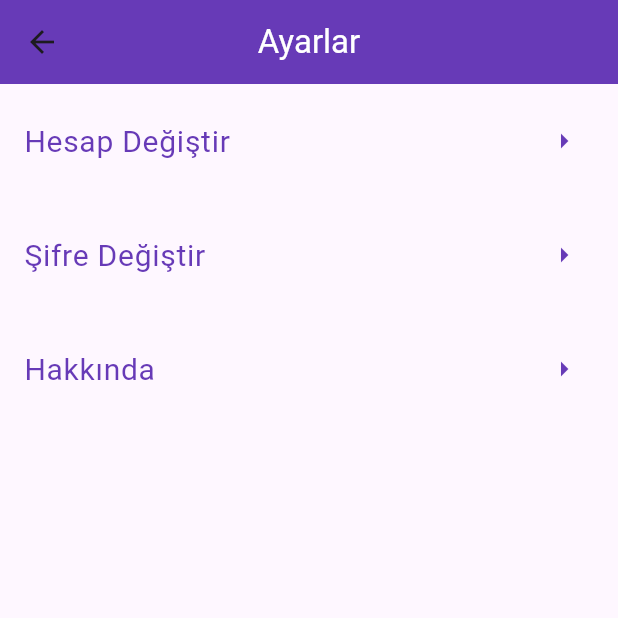
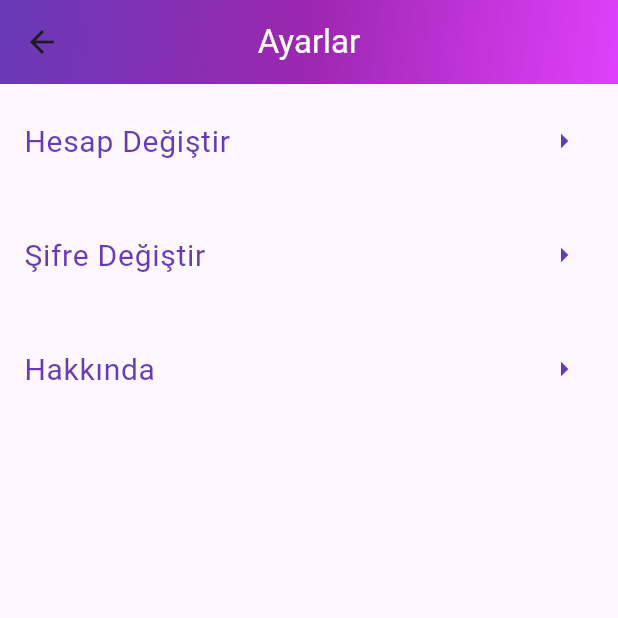
Before and after one commit to Beytullahglc/toptanc-stok-takip-uygulamas-, a Flutter app: the Ayarlar screen opened directly, on a phone screen of 412 x 824 dp, the top half of it. Run offline on Flutter 3.47's test engine with Material 3 defaults, Android fonts, the phone set to English and light mode, and no system bars; our stand-ins replace firebase_auth, firebase_core, firebase_database; accounts and stored records are empty.

Commit message:
appbar tasarımında değişiklik yapıldı

```diff
--- a/toptanci_stok_takip_app/lib/Ayarlar.dart
+++ b/toptanci_stok_takip_app/lib/Ayarlar.dart
@@ -27,7 +27,15 @@ class _AyarlarState extends State<Ayarlar> {
     return Scaffold(
       appBar: AppBar(
         title: Text("Ayarlar",style: TextStyle(color: Colors.white),),
-        backgroundColor: Colors.deepPurple,
+        flexibleSpace: Container(
+          decoration: BoxDecoration(
+            gradient: LinearGradient(
+              colors: [Colors.deepPurple, Colors.purple ,Colors.purpleAccent], // Gradient renkleri
+              begin: Alignment.topLeft,
+              end: Alignment.bottomRight,
+            ),
+          ),
+        ),
         centerTitle: true,
       ),
       body: ListView(
```
Also changed, not shown: toptanci_stok_takip_app/lib/SiparislerSayfa.dart (+13 -5 lines), toptanci_stok_takip_app/lib/UrunlerSayfa.dart (+10 -1 lines).
